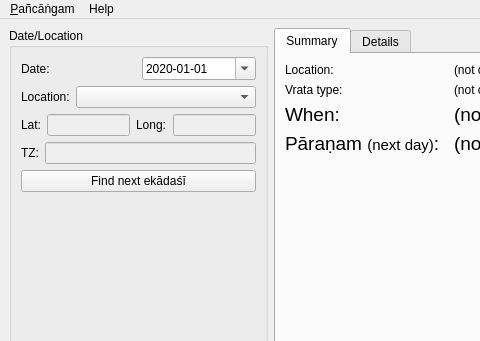
First picture: the form in gui-qt/mainwindow.ui, repository ashutosh108/vaishnavam-panchangam, before the edit; both pictures show x 0 to 480 and y 0 to 341 of the 800 by 600 pixel window.
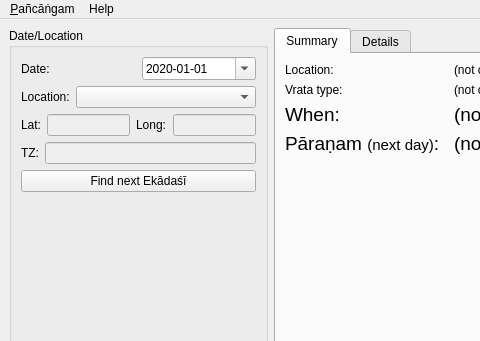
Second picture: the form after the edit.

```diff
--- a/gui-qt/mainwindow.ui
+++ b/gui-qt/mainwindow.ui
@@ -178,7 +178,7 @@
          <item>
           <widget class="QPushButton" name="FindNextEkadashi">
            <property name="text">
-            <string>Find next ekādaśī</string>
+            <string>Find next Ekādaśī</string>
            </property>
           </widget>
          </item>
```
